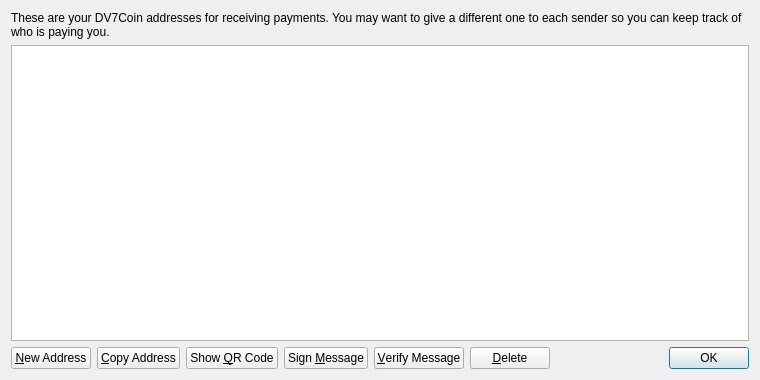
Before: the Qt Designer form src/qt/forms/addressbookpage.ui in akshaynexus/ShardCoin, drawn with Qt 5.
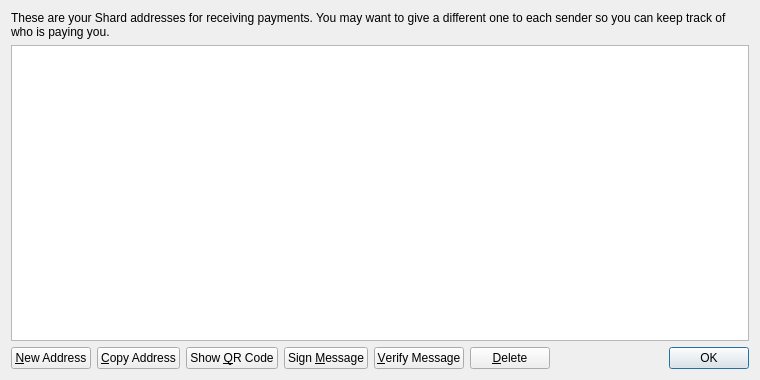
After: the same form once the commit is applied.

Commit message: Made changes to Shard

Patch:
```diff
--- a/src/qt/forms/addressbookpage.ui
+++ b/src/qt/forms/addressbookpage.ui
@@ -17,7 +17,7 @@
    <item>
     <widget class="QLabel" name="labelExplanation">
      <property name="text">
-      <string>These are your DV7Coin addresses for receiving payments. You may want to give a different one to each sender so you can keep track of who is paying you.</string>
+      <string>These are your Shard addresses for receiving payments. You may want to give a different one to each sender so you can keep track of who is paying you.</string>
      </property>
      <property name="textFormat">
       <enum>Qt::PlainText</enum>
```
Left out of the diff: 4 changed lines with no effect on the pictures. The commit also changes 127 other files.
